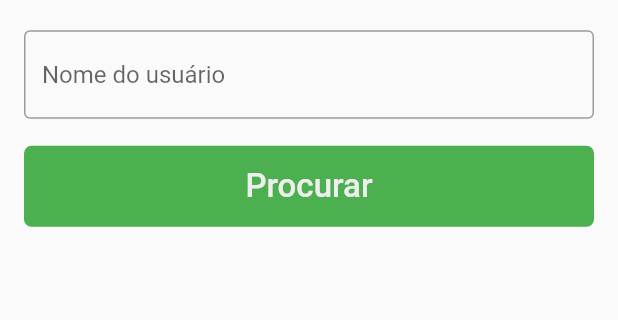
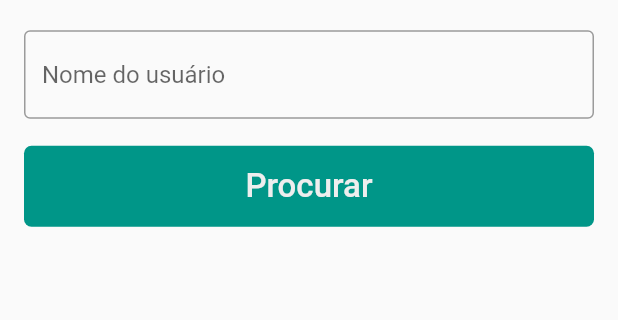
Before and after one commit to eleve-software/desafio-flutter, a Flutter app: the screen it shows after launch, on a phone screen of 412 x 824 dp, the part 524-844 px from its top. Run offline on Flutter 3.47's test engine with Material 2 defaults, Android fonts, the phone set to English and light mode, and no system bars; our stand-ins replace get_it; generated files the repository leaves out were written again.

Commit message:
feat: update color swatch

```diff
--- a/pull_request_manager/lib/main.dart
+++ b/pull_request_manager/lib/main.dart
@@ -1,6 +1,5 @@
 import 'package:flutter/material.dart';
 
-import 'routes.dart';
 import 'setup_locator.dart';
 import 'ui/screens/home/home_screen.dart';
 
@@ -21,10 +20,10 @@ MaterialApp _buildApp() {
     debugShowCheckedModeBanner: false,
     title: 'Pull Request Manager',
     theme: ThemeData(
-      primarySwatch: Colors.green,
+      primarySwatch: Colors.teal,
+      brightness: Brightness.light,
       visualDensity: VisualDensity.adaptivePlatformDensity,
     ),
-    routes: Routes.routes,
     home: HomeScreen(),
   );
 }
```
